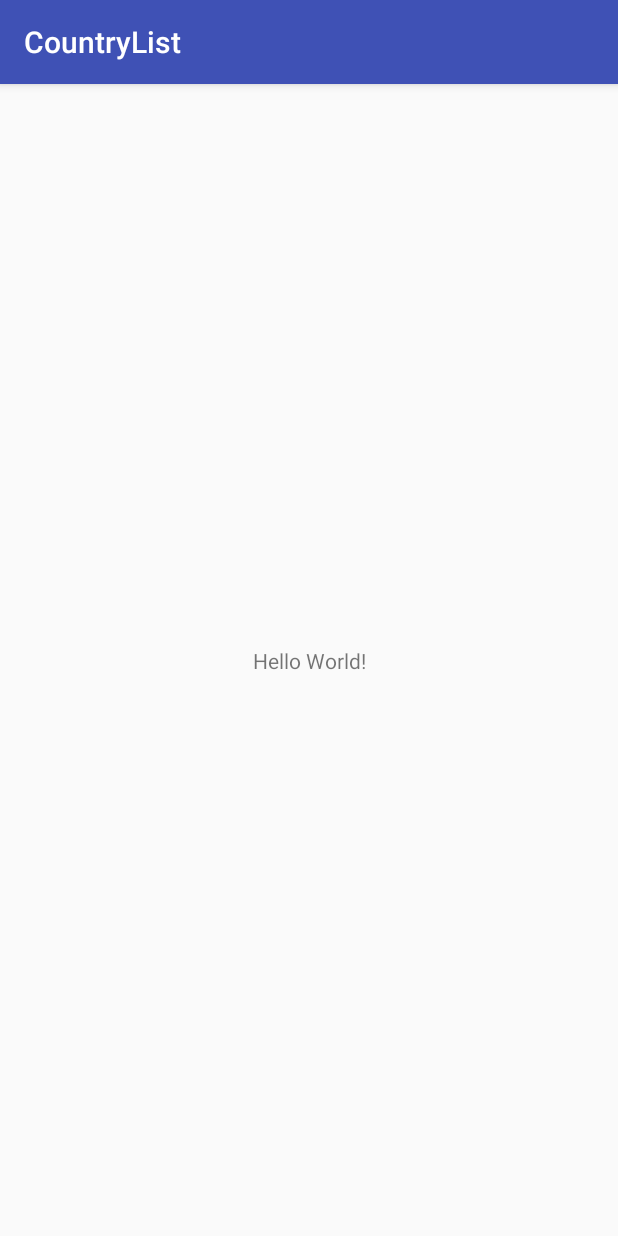
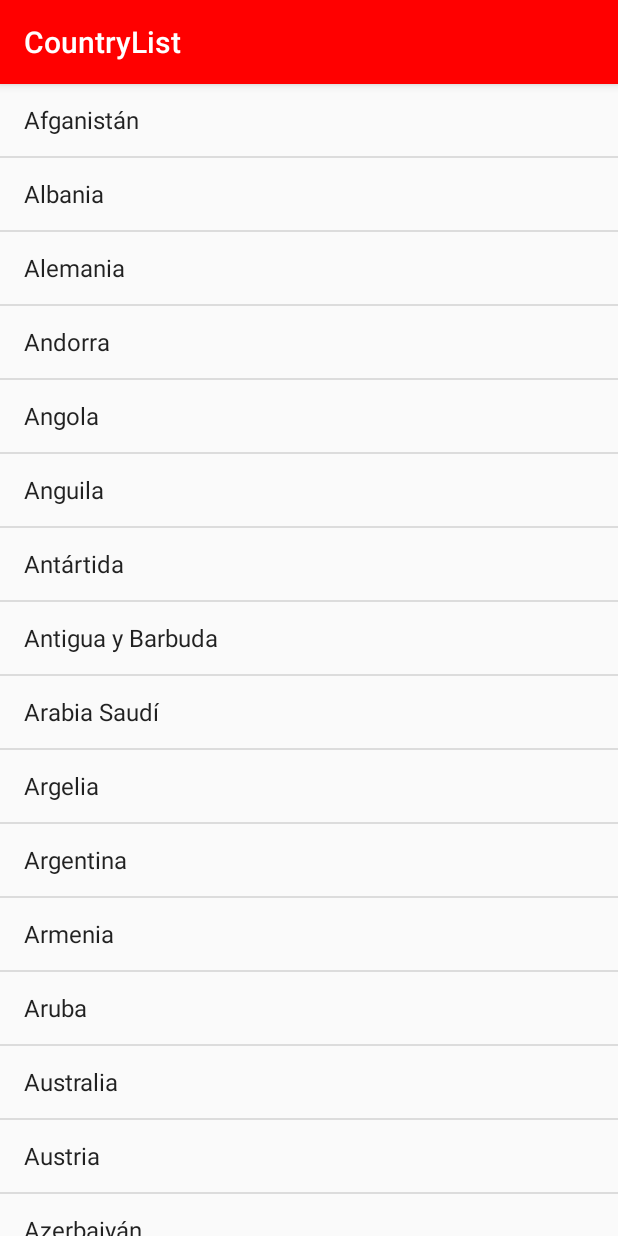
Before and after one commit to kikevite/CountryList, an Android app: the screen it shows after launch (CountryListActivity), on a phone screen of 412 x 824 dp. Run offline under Robolectric (Android 15) with nearby library versions, the phone set to English and light mode, and no system bars.

Commit message:
La llista ja surt per pantalla

```diff
--- a/app/src/main/java/edu/upc/eseiaat/pma/countrylist/CountryListActivity.java
+++ b/app/src/main/java/edu/upc/eseiaat/pma/countrylist/CountryListActivity.java
@@ -2,12 +2,28 @@ package edu.upc.eseiaat.pma.countrylist;
 
 import android.support.v7.app.AppCompatActivity;
 import android.os.Bundle;
+import android.widget.ArrayAdapter;
+import android.widget.ListView;
+
+import java.util.ArrayList;
+import java.util.Arrays;
 
 public class CountryListActivity extends AppCompatActivity {
+
+    private ArrayList<String> country_list;
+    private ArrayAdapter<String> adapter;
 
     @Override
     protected void onCreate(Bundle savedInstanceState) {
         super.onCreate(savedInstanceState);
         setContentView(R.layout.activity_country_list);
+
+        String[] countries = getResources().getStringArray(R.array.countries);
+        country_list = new ArrayList<>(Arrays.asList(countries));
+
+        ListView list = (ListView) findViewById(R.id.country_list);
+
+        adapter = new ArrayAdapter<>(this, android.R.layout.simple_list_item_1, country_list);
+        list.setAdapter(adapter);
     }
 }
--- a/app/src/main/res/layout/activity_country_list.xml
+++ b/app/src/main/res/layout/activity_country_list.xml
@@ -1,18 +1,16 @@
 <?xml version="1.0" encoding="utf-8"?>
-<android.support.constraint.ConstraintLayout xmlns:android="http://schemas.android.com/apk/res/android"
-    xmlns:app="http://schemas.android.com/apk/res-auto"
+<RelativeLayout xmlns:android="http://schemas.android.com/apk/res/android"
     xmlns:tools="http://schemas.android.com/tools"
+    android:id="@+id/activity_main"
     android:layout_width="match_parent"
     android:layout_height="match_parent"
     tools:context="edu.upc.eseiaat.pma.countrylist.CountryListActivity">
 
-    <TextView
-        android:layout_width="wrap_content"
-        android:layout_height="wrap_content"
-        android:text="Hello World!"
-        app:layout_constraintBottom_toBottomOf="parent"
-        app:layout_constraintLeft_toLeftOf="parent"
-        app:layout_constraintRight_toRightOf="parent"
-        app:layout_constraintTop_toTopOf="parent" />
-
-</android.support.constraint.ConstraintLayout>
+    <ListView
+        android:id="@+id/country_list"
+        android:layout_width="match_parent"
+        android:layout_height="match_parent"
+        android:layout_alignParentLeft="true"
+        android:layout_alignParentStart="true"
+        android:layout_alignParentTop="true" />
+</RelativeLayout>
--- a/app/src/main/res/values/colors.xml
+++ b/app/src/main/res/values/colors.xml
@@ -1,6 +1,6 @@
 <?xml version="1.0" encoding="utf-8"?>
 <resources>
-    <color name="colorPrimary">#3F51B5</color>
-    <color name="colorPrimaryDark">#303F9F</color>
+    <color name="colorPrimary">#ff0000</color>
+    <color name="colorPrimaryDark">#000000</color>
     <color name="colorAccent">#FF4081</color>
 </resources>
--- /dev/null
+++ b/app/src/main/res/values/country-list.xml
@@ -0,0 +1,258 @@
+<?xml version="1.0" encoding="utf-8"?>
+<resources>
+  <string-array name="countries">
+    <item>Afganistán</item>
+    <item>Albania</item>
+    <item>Alemania</item>
+    <item>Andorra</item>
+    <item>Angola</item>
+    <item>Anguila</item>
+    <item>Antártida</item>
+    <item>Antigua y Barbuda</item>
+    <item>Arabia Saudí</item>
+    <item>Argelia</item>
+    <item>Argentina</item>
+    <item>Armenia</item>
+    <item>Aruba</item>
+    <item>Australia</item>
+    <item>Austria</item>
+    <item>Azerbaiyán</item>
+    <item>Bahamas</item>
+    <item>Bangladés</item>
+    <item>Barbados</item>
+    <item>Baréin</item>
+    <item>Bélgica</item>
+    <item>Belice</item>
+    <item>Benín</item>
+    <item>Bermudas</item>
+    <item>Bielorrusia</item>
+    <item>Bolivia</item>
+    <item>Bosnia-Herzegovina</item>
+    <item>Botsuana</item>
+    <item>Brasil</item>
+    <item>Brunéi</item>
+    <item>Bulgaria</item>
+    <item>Burkina Faso</item>
+    <item>Burundi</item>
+    <item>Bután</item>
+    <item>Cabo Verde</item>
+    <item>Camboya</item>
+    <item>Camerún</item>
+    <item>Canadá</item>
+    <item>Caribe neerlandés</item>
+    <item>Catar</item>
+    <item>Ceuta y Melilla</item>
+    <item>Chad</item>
+    <item>Chile</item>
+    <item>China</item>
+    <item>Chipre</item>
+    <item>Ciudad del Vaticano</item>
+    <item>Colombia</item>
+    <item>Comoras</item>
+    <item>Corea del Norte</item>
+    <item>Corea del Sur</item>
+    <item>Costa de Marfil</item>
+    <item>Costa Rica</item>
+    <item>Croacia</item>
+    <item>Cuba</item>
+    <item>Curazao</item>
+    <item>Diego García</item>
+    <item>Dinamarca</item>
+    <item>Dominica</item>
+    <item>Ecuador</item>
+    <item>Egipto</item>
+    <item>El Salvador</item>
+    <item>Emiratos Árabes Unidos</item>
+    <item>Eritrea</item>
+    <item>Eslovaquia</item>
+    <item>Eslovenia</item>
+    <item>España</item>
+    <item>Estados Unidos</item>
+    <item>Estonia</item>
+    <item>Etiopía</item>
+    <item>Filipinas</item>
+    <item>Finlandia</item>
+    <item>Fiyi</item>
+    <item>Francia</item>
+    <item>Gabón</item>
+    <item>Gambia</item>
+    <item>Georgia</item>
+    <item>Ghana</item>
+    <item>Gibraltar</item>
+    <item>Granada</item>
+    <item>Grecia</item>
+    <item>Groenlandia</item>
+    <item>Guadalupe</item>
+    <item>Guam</item>
+    <item>Guatemala</item>
+    <item>Guayana Francesa</item>
+    <item>Guernesey</item>
+    <item>Guinea</item>
+    <item>Guinea Ecuatorial</item>
+    <item>Guinea-Bisáu</item>
+    <item>Guyana</item>
+    <item>Haití</item>
+    <item>Honduras</item>
+    <item>Hungría</item>
+    <item>India</item>
+    <item>Indonesia</item>
+    <item>Irán</item>
+    <item>Iraq</item>
+    <item>Irlanda</item>
+    <item>Isla Christmas</item>
+    <item>Isla de la Ascensión</item>
+    <item>Isla de Man</item>
+    <item>Isla Niue</item>
+    <item>Isla Norfolk</item>
+    <item>Islandia</item>
+    <item>Islas Åland</item>
+    <item>Islas Caimán</item>
+    <item>islas Canarias</item>
+    <item>Islas Cocos</item>
+    <item>Islas Cook</item>
+    <item>Islas Feroe</item>
+    <item>Islas Georgia del Sur y Sandwich del Sur</item>
+    <item>Islas Malvinas</item>
+    <item>Islas Marianas del Norte</item>
+    <item>Islas Marshall</item>
+    <item>Islas menores alejadas de EE. UU.</item>
+    <item>Islas Pitcairn</item>
+    <item>Islas Salomón</item>
+    <item>Islas Turcas y Caicos</item>
+    <item>Islas Vírgenes Británicas</item>
+    <item>Islas Vírgenes de EE. UU.</item>
+    <item>Israel</item>
+    <item>Italia</item>
+    <item>Jamaica</item>
+    <item>Japón</item>
+    <item>Jersey</item>
+    <item>Jordania</item>
+    <item>Kazajistán</item>
+    <item>Kenia</item>
+    <item>Kirguistán</item>
+    <item>Kiribati</item>
+    <item>Kosovo</item>
+    <item>Kuwait</item>
+    <item>Laos</item>
+    <item>Lesoto</item>
+    <item>Letonia</item>
+    <item>Líbano</item>
+    <item>Liberia</item>
+    <item>Libia</item>
+    <item>Liechtenstein</item>
+    <item>Lituania</item>
+    <item>Luxemburgo</item>
+    <item>Macedonia</item>
+    <item>Madagascar</item>
+    <item>Malasia</item>
+    <item>Malaui</item>
+    <item>Maldivas</item>
+    <item>Mali</item>
+    <item>Malta</item>
+    <item>Marruecos</item>
+    <item>Martinica</item>
+    <item>Mauricio</item>
+    <item>Mauritania</item>
+    <item>Mayotte</item>
+    <item>México</item>
+    <item>Micronesia</item>
+    <item>Moldavia</item>
+    <item>Mónaco</item>
+    <item>Mongolia</item>
+    <item>Montenegro</item>
+    <item>Montserrat</item>
+    <item>Mozambique</item>
+    <item>Myanmar</item>
+    <item>Namibia</item>
+    <item>Nauru</item>
+    <item>Nepal</item>
+    <item>Nicaragua</item>
+    <item>Níger</item>
+    <item>Nigeria</item>
+    <item>Noruega</item>
+    <item>Nueva Caledonia</item>
+    <item>Nueva Zelanda</item>
+    <item>Omán</item>
+    <item>Países Bajos</item>
+    <item>Pakistán</item>
+    <item>Palau</item>
+    <item>Panamá</item>
+    <item>Papúa Nueva Guinea</item>
+    <item>Paraguay</item>
+    <item>Perú</item>
+    <item>Polinesia Francesa</item>
+    <item>Polonia</item>
+    <item>Portugal</item>
+    <item>Puerto Rico</item>
+    <item>RAE de Hong Kong</item>
+    <item>RAE de Macao</item>
+    <item>Reino Unido</item>
+    <item>República Centroafricana</item>
+    <item>República Checa</item>
+    <item>República del Congo</item>
+    <item>República Democrática del Congo</item>
+    <item>República Dominicana</item>
+    <item>Reunión</item>
+    <item>Ruanda</item>
+    <item>Rumanía</item>
+    <item>Rusia</item>
+    <item>Sáhara Occidental</item>
+    <item>Samoa</item>
+    <item>Samoa Americana</item>
+    <item>San Bartolomé</item>
+    <item>San Cristóbal y Nieves</item>
+    <item>San Marino</item>
+    <item>San Martín</item>
+    <item>San Pedro y Miquelón</item>
+    <item>San Vicente y las Granadinas</item>
+    <item>Santa Elena</item>
+    <item>Santa Lucía</item>
+    <item>Santo Tomé y Príncipe</item>
+    <item>Senegal</item>
+    <item>Serbia</item>
+    <item>Seychelles</item>
+    <item>Sierra Leona</item>
+    <item>Singapur</item>
+    <item>Sint Maarten</item>
+    <item>Siria</item>
+    <item>Somalia</item>
+    <item>Sri Lanka</item>
+    <item>Suazilandia</item>
+    <item>Sudáfrica</item>
+    <item>Sudán</item>
+    <item>Sudán del Sur</item>
+    <item>Suecia</item>
+    <item>Suiza</item>
+    <item>Surinam</item>
+    <item>Svalbard y Jan Mayen</item>
+    <item>Tailandia</item>
+    <item>Taiwán</item>
+    <item>Tanzania</item>
+    <item>Tayikistán</item>
+    <item>Territorio Británico del Océano Índico</item>
+    <item>Territorios Australes Franceses</item>
+    <item>Territorios Palestinos</item>
+    <item>Timor Oriental</item>
+    <item>Togo</item>
+    <item>Tokelau</item>
+    <item>Tonga</item>
+    <item>Trinidad y Tobago</item>
+    <item>Tristán da Cunha</item>
+    <item>Túnez</item>
+    <item>Turkmenistán</item>
+    <item>Turquía</item>
+    <item>Tuvalu</item>
+    <item>Ucrania</item>
+    <item>Uganda</item>
+    <item>Uruguay</item>
+    <item>Uzbekistán</item>
+    <item>Vanuatu</item>
+    <item>Venezuela</item>
+    <item>Vietnam</item>
+    <item>Wallis y Futuna</item>
+    <item>Yemen</item>
+    <item>Yibuti</item>
+    <item>Zambia</item>
+    <item>Zimbabue</item>
+  </string-array>
+</resources>
```
